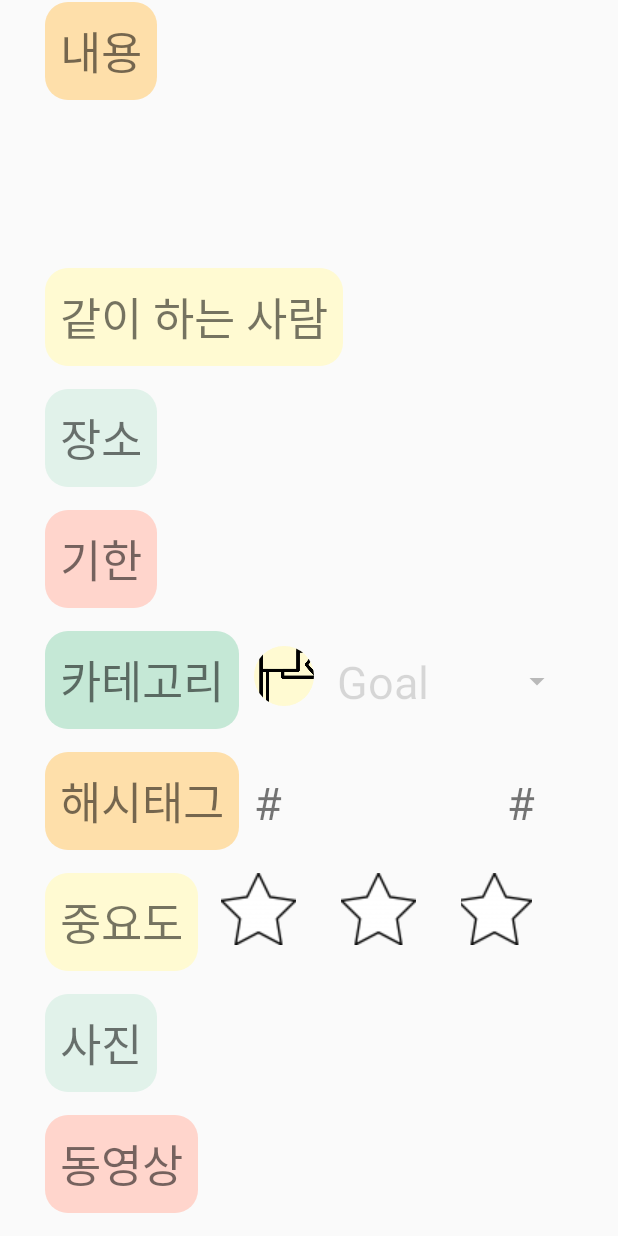
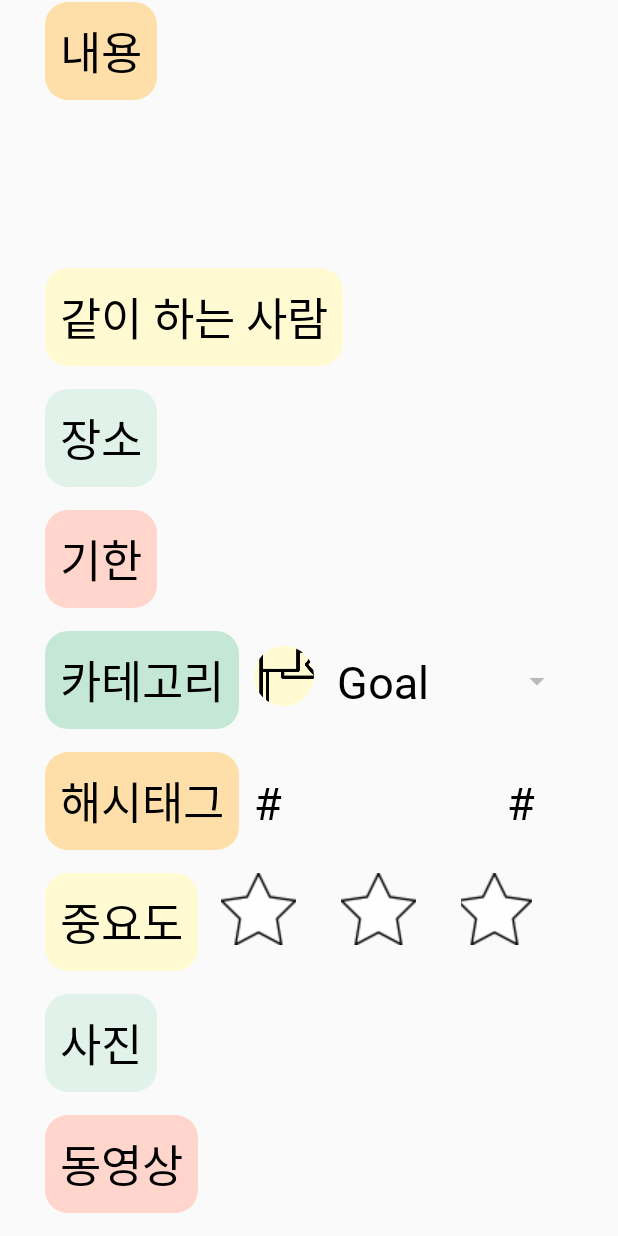
Before and after one commit to HyeranShin/MyBucket, an Android app: the DetailActivity screen opened directly, with no data from a screen before it, on a phone screen of 412 x 824 dp. Run offline under Robolectric (Android 15) with nearby library versions, the phone set to English and light mode, and no system bars; our stand-ins replace CircleImageView; libraries missing offline, so code that uses them is left out: io.realm; pictures from the network do not load; 19 statements that could not run were skipped.

Commit message:
뷰 다듬기
- 스피너 뷰 포함 x

```diff
--- a/MyBucket/app/src/main/java/com/hyeran/android/mybucket/AddFragment.java
+++ b/MyBucket/app/src/main/java/com/hyeran/android/mybucket/AddFragment.java
@@ -68,16 +68,19 @@ public class AddFragment extends Fragment{
         categorySpinner = v.findViewById(R.id.CategorySpinner);
 
         final CircleImageView imageView = (CircleImageView) v.findViewById(R.id.CategoryImageView);
+        //final ImageView imageView = (ImageView) v.findViewById(R.id.CategoryImageViewImage);
 
         categorySpinner.setOnItemSelectedListener(new AdapterView.OnItemSelectedListener() {
             @Override
             public void onItemSelected(AdapterView<?> adapterView, View view, int i, long l) {
                 if(categorySpinner.getSelectedItemPosition() == 0) {
+
                     imageView.setImageResource(R.drawable.goal);
                     Drawable color = new ColorDrawable(getResources().getColor(R.color.yellow));
                     Drawable image = getResources().getDrawable(R.drawable.goal);
                     LayerDrawable layerDrawable = new LayerDrawable(new Drawable[]{color, image});
                     imageView.setImageDrawable(layerDrawable);
+
                 }
                 else if(categorySpinner.getSelectedItemPosition() == 1) {
                     imageView.setImageResource(R.drawable.learning);
--- a/MyBucket/app/src/main/res/layout/activity_detail.xml
+++ b/MyBucket/app/src/main/res/layout/activity_detail.xml
@@ -36,7 +36,9 @@
             android:paddingBottom="10dp"
             android:paddingLeft="10dp"
             android:paddingRight="10dp"
-            android:textSize="30sp"/>
+            android:textSize="30sp"
+            android:fontFamily="@font/nanumsquare_bold"
+            android:textColor="#000000"/>
 
         <ViewSwitcher
             android:layout_width="match_parent"
@@ -47,7 +49,9 @@
                 android:layout_height="wrap_content"
                 android:id="@+id/DetailTitle"
                 android:paddingLeft="10dp"
-                android:textSize="30sp"/>
+                android:textSize="30sp"
+                android:fontFamily="@font/nanumsquare_regular"
+                android:textColor="#000000"/>
 
             <EditText
                 android:layout_width="match_parent"
@@ -74,7 +78,9 @@
             android:paddingBottom="10dp"
             android:paddingLeft="10dp"
             android:paddingRight="10dp"
-            android:textSize="30sp"/>
+            android:textSize="30sp"
+            android:fontFamily="@font/nanumsquare_bold"
+            android:textColor="#000000"/>
 
         <ViewSwitcher
             android:layout_width="match_parent"
@@ -85,7 +91,9 @@
                 android:layout_height="wrap_content"
                 android:id="@+id/DetailContent"
                 android:paddingTop="10dp"
-                android:textSize="30sp"/>
+                android:textSize="30sp"
+                android:fontFamily="@font/nanumsquare_regular"
+                android:textColor="#000000"/>
             <EditText
                 android:layout_width="match_parent"
                 android:layout_height="wrap_content"
@@ -115,7 +123,9 @@
             android:paddingBottom="10dp"
             android:paddingLeft="10dp"
             android:paddingRight="10dp"
-            android:textSize="30sp"/>
+            android:textSize="30sp"
+            android:fontFamily="@font/nanumsquare_bold"
+            android:textColor="#000000"/>
 
         <ViewSwitcher
             android:layout_width="match_parent"
@@ -126,7 +136,9 @@
                 android:layout_height="wrap_content"
                 android:id="@+id/DetailPerson"
                 android:paddingLeft="10dp"
-                android:textSize="30sp"/>
+                android:textSize="30sp"
+                android:fontFamily="@font/nanumsquare_regular"
+                android:textColor="#000000"/>
             <EditText
                 android:layout_width="match_parent"
                 android:layout_height="wrap_content"
@@ -152,7 +164,9 @@
             android:paddingBottom="10dp"
             android:paddingLeft="10dp"
             android:paddingRight="10dp"
-            android:textSize="30sp"/>
+            android:textSize="30sp"
+            android:fontFamily="@font/nanumsquare_bold"
+            android:textColor="#000000"/>
 
         <ViewSwitcher
             android:layout_width="match_parent"
@@ -163,7 +177,9 @@
                 android:layout_height="wrap_content"
                 android:id="@+id/DetailPlace"
                 android:paddingLeft="10dp"
-                android:textSize="30sp"/>
+                android:textSize="30sp"
+                android:fontFamily="@font/nanumsquare_regular"
+                android:textColor="#000000"/>
             <EditText
                 android:layout_width="match_parent"
                 android:layout_height="wrap_content"
@@ -195,14 +211,18 @@
             android:paddingBottom="10dp"
             android:paddingLeft="10dp"
             android:paddingRight="10dp"
-            android:textSize="30sp"/>
+            android:textSize="30sp"
+            android:fontFamily="@font/nanumsquare_bold"
+            android:textColor="#000000"/>
 
         <TextView
             android:layout_width="match_parent"
             android:layout_height="wrap_content"
             android:id="@+id/DetailDate"
             android:layout_marginLeft="10dp"
-            android:textSize="30sp"/>
+            android:textSize="30sp"
+            android:fontFamily="@font/nanumsquare_regular"
+            android:textColor="#000000"/>
 
         </LinearLayout>
 
@@ -227,7 +247,9 @@
                 android:paddingLeft="20dp"
                 android:paddingRight="20dp"
                 android:layout_gravity="center_vertical"
-                android:textSize="30sp"/>
+                android:textSize="30sp"
+                android:fontFamily="@font/nanumsquare_regular"
+                android:textColor="#000000"/>
 
             <DatePicker
                 android:layout_width="wrap_content"
@@ -259,7 +281,9 @@
             android:paddingRight="10dp"
             android:paddingTop="10dp"
             android:text="카테고리"
-            android:textSize="30sp" />
+            android:textSize="30sp"
+            android:fontFamily="@font/nanumsquare_bold"
+            android:textColor="#000000"/>
 
         <de.hdodenhof.circleimageview.CircleImageView
             android:layout_width="60dp"
@@ -292,14 +316,18 @@
             android:paddingBottom="10dp"
             android:paddingLeft="10dp"
             android:paddingRight="10dp"
-            android:textSize="30sp"/>
+            android:textSize="30sp"
+            android:fontFamily="@font/nanumsquare_bold"
+            android:textColor="#000000"/>
 
         <TextView
             android:layout_width="wrap_content"
             android:layout_height="wrap_content"
             android:text="#"
             android:paddingLeft="10dp"
-            android:textSize="30sp"/>
+            android:textSize="30sp"
+            android:fontFamily="@font/nanumsquare_regular"
+            android:textColor="#000000"/>
 
         <ViewSwitcher
             android:layout_width="wrap_content"
@@ -310,7 +338,9 @@
                 android:layout_width="150dp"
                 android:layout_height="wrap_content"
                 android:id="@+id/DetailHashtag1"
-                android:textSize="30sp"/>
+                android:textSize="30sp"
+                android:fontFamily="@font/nanumsquare_regular"
+                android:textColor="#000000"/>
 
             <EditText
                 android:layout_width="150dp"
@@ -322,7 +352,9 @@
             android:layout_width="wrap_content"
             android:layout_height="wrap_content"
             android:text="#"
-            android:textSize="30sp"/>
+            android:textSize="30sp"
+            android:fontFamily="@font/nanumsquare_regular"
+            android:textColor="#000000"/>
 
         <ViewSwitcher
             android:layout_width="wrap_content"
@@ -332,7 +364,9 @@
                 android:layout_width="150dp"
                 android:layout_height="wrap_content"
                 android:id="@+id/DetailHashtag2"
-                android:textSize="30sp"/>
+                android:textSize="30sp"
+                android:fontFamily="@font/nanumsquare_regular"
+                android:textColor="#000000"/>
 
             <EditText
                 android:layout_width="150dp"
@@ -344,7 +378,9 @@
             android:layout_width="wrap_content"
             android:layout_height="wrap_content"
             android:text="#"
-            android:textSize="30sp"/>
+            android:textSize="30sp"
+            android:fontFamily="@font/nanumsquare_regular"
+            android:textColor="#000000"/>
 
         <ViewSwitcher
             android:layout_width="wrap_content"
@@ -354,7 +390,9 @@
                 android:layout_width="150dp"
                 android:layout_height="wrap_content"
                 android:id="@+id/DetailHashtag3"
-                android:textSize="30sp"/>
+                android:textSize="30sp"
+                android:fontFamily="@font/nanumsquare_regular"
+                android:textColor="#000000"/>
 
             <EditText
                 android:layout_width="150dp"
@@ -381,7 +419,9 @@
             android:paddingLeft="10dp"
             android:paddingRight="10dp"
             android:layout_marginRight="15dp"
-            android:textSize="30sp"/>
+            android:textSize="30sp"
+            android:fontFamily="@font/nanumsquare_bold"
+            android:textColor="#000000"/>
 
         <ImageButton
             android:layout_width="wrap_content"
@@ -440,7 +480,9 @@
             android:paddingBottom="10dp"
             android:paddingLeft="10dp"
             android:paddingRight="10dp"
-            android:textSize="30sp"/>
+            android:textSize="30sp"
+            android:fontFamily="@font/nanumsquare_bold"
+            android:textColor="#000000"/>
 
         <LinearLayout
             android:layout_width="match_parent"
@@ -464,8 +506,8 @@
         android:layout_height="wrap_content"
         android:gravity="center">
         <ImageView
-            android:layout_width="200dp"
-            android:layout_height="100dp"
+            android:layout_width="300dp"
+            android:layout_height="300dp"
             android:id="@+id/added_image" />
     </LinearLayout>
 
@@ -485,7 +527,9 @@
             android:paddingBottom="10dp"
             android:paddingLeft="10dp"
             android:paddingRight="10dp"
-            android:textSize="30sp"/>
+            android:textSize="30sp"
+            android:fontFamily="@font/nanumsquare_bold"
+            android:textColor="#000000"/>
 
         <LinearLayout
             android:layout_width="match_parent"
@@ -529,7 +573,9 @@
             android:paddingBottom="10dp"
             android:paddingLeft="10dp"
             android:paddingRight="10dp"
-            android:textSize="30sp"/>
+            android:textSize="30sp"
+            android:fontFamily="@font/nanumsquare_bold"
+            android:textColor="#000000"/>
 
         <ViewSwitcher
             android:layout_width="match_parent"
@@ -540,7 +586,9 @@
                 android:layout_height="wrap_content"
                 android:id="@+id/DetailOpinion"
                 android:paddingTop="10dp"
-                android:textSize="30sp"/>
+                android:textSize="30sp"
+                android:fontFamily="@font/nanumsquare_regular"
+                android:textColor="#000000"/>
 
             <EditText
                 android:layout_width="match_parent"
@@ -576,15 +624,19 @@
                 android:background="@drawable/bluebutton"
                 android:layout_marginRight="15dp"
                 android:textSize="30sp"
-                android:padding="5dp"/>
+                android:padding="5dp"
+                android:fontFamily="@font/nanumsquare_bold"
+                android:textColor="#000000"/>
             <Button
                 android:id="@+id/btn_save_detail"
-                android:layout_width="wrap_content"
+                android:layout_width="130dp"
                 android:layout_height="wrap_content"
                 android:text="save"
                 android:background="@drawable/bluebutton"
                 android:textSize="30sp"
-                android:padding="5dp"/>
+                android:padding="10dp"
+                android:fontFamily="@font/nanumsquare_bold"
+                android:textColor="#000000"/>
         </ViewSwitcher>
 
         <Button
@@ -594,7 +646,9 @@
             android:text="Delete"
             android:background="@drawable/bluebutton"
             android:textSize="30sp"
-            android:padding="5dp"/>
+            android:padding="10dp"
+            android:fontFamily="@font/nanumsquare_bold"
+            android:textColor="#000000"/>
 
     </LinearLayout>
 
@@ -610,7 +664,9 @@
             android:text="진행중으로 변경"
             android:background="@drawable/redbutton"
             android:textSize="30sp"
-            android:padding="5dp" />
+            android:padding="10dp"
+            android:fontFamily="@font/nanumsquare_bold"
+            android:textColor="#000000"/>
     </LinearLayout>
 
 </LinearLayout>
--- a/MyBucket/app/src/main/res/layout/spinner_item.xml
+++ b/MyBucket/app/src/main/res/layout/spinner_item.xml
@@ -4,4 +4,6 @@
     android:layout_height="wrap_content"
     android:layout_width="match_parent"
     android:textSize="30sp"
-    android:padding="5dp"/>
+    android:padding="5dp"
+    android:fontFamily="@font/nanumsquare_regular"
+    android:textColor="#000000"/>
--- a/MyBucket/app/src/main/res/values/styles.xml
+++ b/MyBucket/app/src/main/res/values/styles.xml
@@ -14,6 +14,7 @@
 
     <style name="DatepickerStyle">
         <item name="android:textSize">30sp</item>
+        <item name="android:fontFamily">@font/nanumsquare_regular</item>
     </style>
 
 </resources>
```
Also changed, not shown: MyBucket/app/src/main/res/layout/fragment_add.xml (+56 -19 lines), MyBucket/app/src/main/res/layout/fragment_mypage.xml (+12 -6 lines), MyBucket/app/src/main/res/drawable/noimage.png (added).
